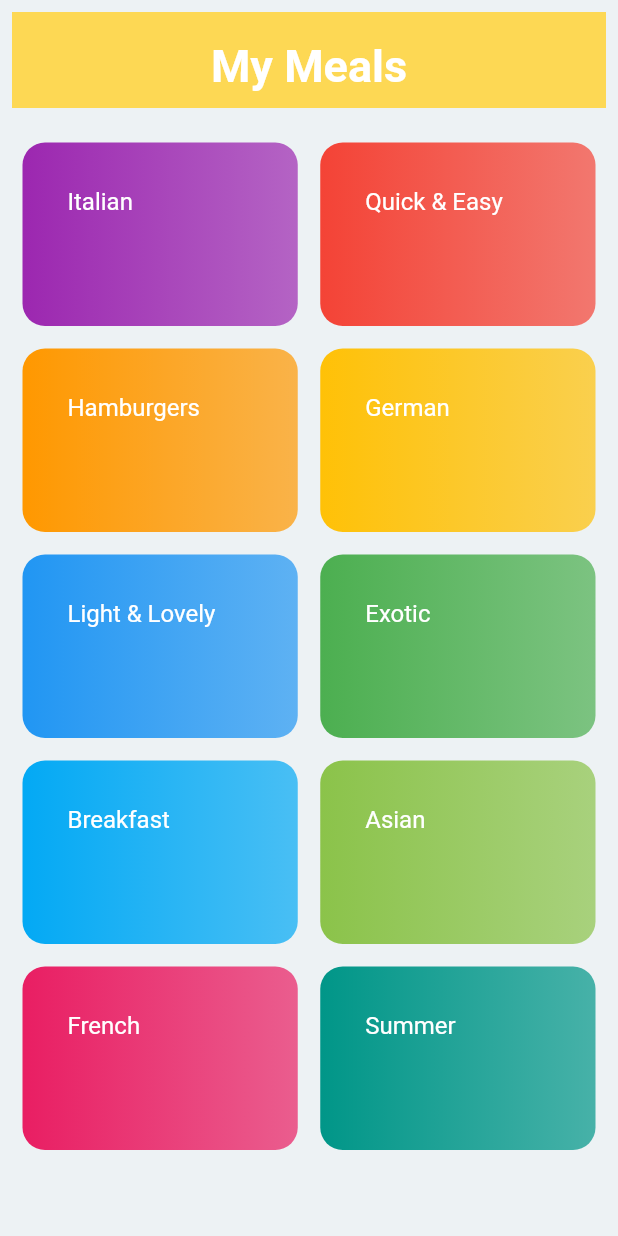
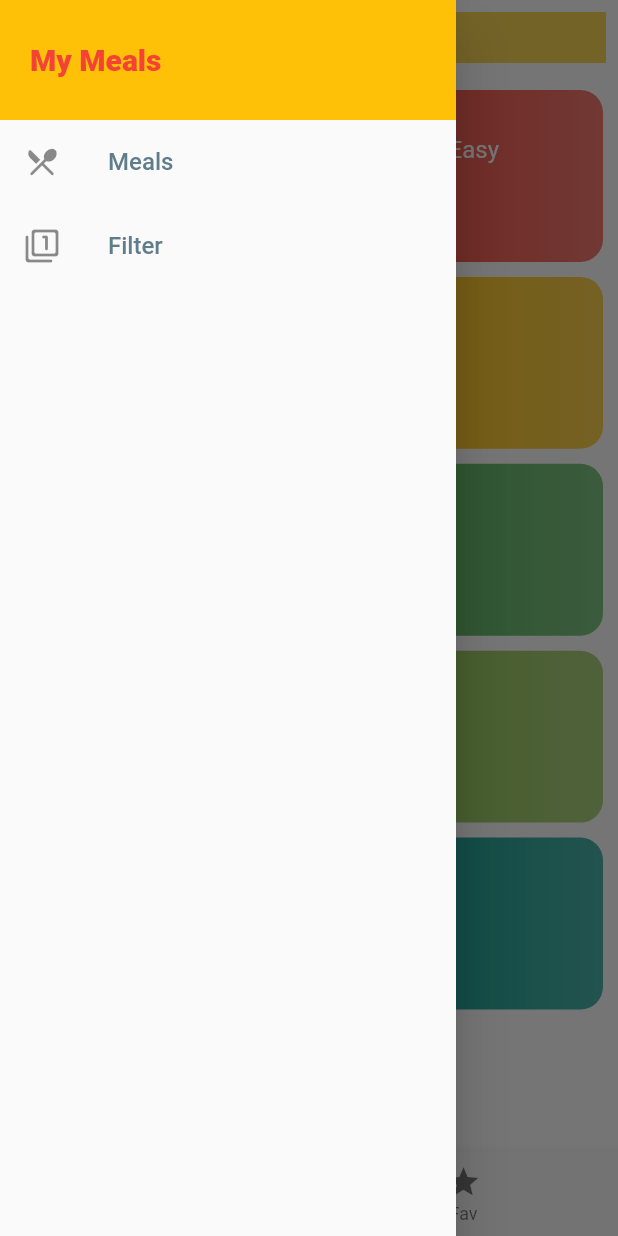
Before and after one commit to codeweb-stack/MealPro2020, a Flutter app: the screen it shows after launch, with the side drawer open (before the commit the screen has no drawer), on a phone screen of 412 x 824 dp. Run offline on Flutter 3.47's test engine with Material 2 defaults, Android fonts, the phone set to English and light mode, and no system bars.

Commit message:
tab_screen & main_drawer add

```diff
--- a/lib/main.dart
+++ b/lib/main.dart
@@ -1,6 +1,7 @@
 import 'package:MyMealsPro2020/screens/categories_screen.dart';
 import 'package:MyMealsPro2020/screens/meals_detail_screen.dart';
 import 'package:MyMealsPro2020/screens/meals_screen.dart';
+import 'package:MyMealsPro2020/screens/tabs_screen.dart';
 import 'package:flutter/material.dart';
 import 'package:flutter/rendering.dart';
 
@@ -47,6 +48,7 @@ class MyApp extends StatelessWidget {
       ),
       initialRoute: '/',
       routes: {
+        TabScreen.routeName: (ctx) => TabScreen(),
         CategoriesScreen.routeName: (ctx) => CategoriesScreen(),
         MealsScreen.routeName: (ctx) => MealsScreen(),
         MealsDetailScreen.routeName: (ctx) => MealsDetailScreen()
--- a/lib/screens/categories_screen.dart
+++ b/lib/screens/categories_screen.dart
@@ -4,46 +4,22 @@ import 'package:flutter/foundation.dart';
 import 'package:flutter/material.dart';
 
 class CategoriesScreen extends StatelessWidget {
-  static const routeName = '/';
+  static const routeName = '/categories';
   const CategoriesScreen({Key key}) : super(key: key);
 
   @override
   Widget build(BuildContext context) {
-    return SafeArea(
-      child: Scaffold(
-        appBar: PreferredSize(
-          child: Padding(
-            padding: const EdgeInsets.all(8.0),
-            child: ListTile(
-              title: Center(
-                child: Text(
-                  "My Meals",
-                  style: TextStyle(
-                      color: Colors.white,
-                      fontSize: 30,
-                      fontWeight: FontWeight.bold),
-                ),
-              ),
-              tileColor: Color.fromRGBO(253, 216, 84, 1),
-            ),
-          ),
-          preferredSize: Size(MediaQuery.of(context).size.width, 80),
-        ),
-        body: GridView(
-          padding: EdgeInsets.all(15),
-          gridDelegate: SliverGridDelegateWithMaxCrossAxisExtent(
-              maxCrossAxisExtent: 300,
-              mainAxisSpacing: 15,
-              crossAxisSpacing: 15,
-              childAspectRatio: 3 / 2),
-          children: DUMMY_CATEGORIES
-              .map((category) => CardCategory(
-                  title: category.title,
-                  color: category.color,
-                  id: category.id))
-              .toList(),
-        ),
-      ),
+    return GridView(
+      padding: EdgeInsets.all(10),
+      gridDelegate: SliverGridDelegateWithMaxCrossAxisExtent(
+          maxCrossAxisExtent: 200,
+          mainAxisSpacing: 10,
+          crossAxisSpacing: 10,
+          childAspectRatio: 3 / 1.8),
+      children: DUMMY_CATEGORIES
+          .map((category) => CardCategory(
+              title: category.title, color: category.color, id: category.id))
+          .toList(),
     );
   }
 }
--- /dev/null
+++ b/lib/screens/favioute_screen.dart
@@ -0,0 +1,10 @@
+import 'package:flutter/material.dart';
+
+class Fav extends StatelessWidget {
+  @override
+  Widget build(BuildContext context) {
+    return Center(
+      child: Text('fav'),
+    );
+  }
+}
--- /dev/null
+++ b/lib/screens/tabs_screen.dart
@@ -0,0 +1,68 @@
+import 'categories_screen.dart';
+import 'favioute_screen.dart';
+import '../widgets/main_drawer.dart';
+import 'package:flutter/material.dart';
+
+class TabScreen extends StatefulWidget {
+  static const routeName = '/';
+  @override
+  _TabScreenState createState() => _TabScreenState();
+}
+
+class _TabScreenState extends State<TabScreen> {
+  final GlobalKey<ScaffoldState> _scaffoldKey = GlobalKey<ScaffoldState>();
+  final List<Map<String, Object>> _pages = [
+    {"page": CategoriesScreen(), "title": "Categories"},
+    {"page": Fav(), "title": "Fav"}
+  ];
+  int _selectedTab = 0;
+  void _openDrawer() {
+    _scaffoldKey.currentState.openDrawer();
+  }
+
+  void _selectTab(int index) {
+    setState(() {
+      _selectedTab = index;
+    });
+  }
+
+  @override
+  Widget build(BuildContext context) {
+    return Scaffold(
+      key: _scaffoldKey,
+      backgroundColor: Colors.white,
+      drawer: MainDrawer(),
+      appBar: PreferredSize(
+        child: Padding(
+          padding: const EdgeInsets.all(8.0),
+          child: ListTile(
+            leading: IconButton(
+              icon: Icon(Icons.settings),
+              onPressed: () {
+                _openDrawer();
+              },
+            ),
+            title: Text(
+              _pages[_selectedTab]["title"],
+              style: TextStyle(
+                  color: Colors.white,
+                  fontSize: 30,
+                  fontWeight: FontWeight.bold),
+            ),
+            tileColor: Color.fromRGBO(253, 216, 84, 1),
+          ),
+        ),
+        preferredSize: Size(MediaQuery.of(context).size.width, 50),
+      ),
+      bottomNavigationBar: BottomNavigationBar(
+        currentIndex: _selectedTab,
+        onTap: _selectTab,
+        items: [
+          BottomNavigationBarItem(icon: Icon(Icons.home), label: "Categories"),
+          BottomNavigationBarItem(icon: Icon(Icons.star), label: "Fav")
+        ],
+      ),
+      body: _pages[_selectedTab]["page"],
+    );
+  }
+}
--- /dev/null
+++ b/lib/widgets/main_drawer.dart
@@ -0,0 +1,40 @@
+import 'package:flutter/material.dart';
+
+Widget tile(String title, IconData icon) {
+  return InkWell(
+    child: ListTile(
+      title: Text(title,
+          style: TextStyle(
+            color: Colors.blueGrey,
+            fontSize: 16,
+          )),
+      leading: Icon(icon),
+    ),
+  );
+}
+
+class MainDrawer extends StatelessWidget {
+  @override
+  Widget build(BuildContext context) {
+    return Drawer(
+      child: Column(
+        children: [
+          Container(
+            decoration: BoxDecoration(color: Colors.amber),
+            width: double.infinity,
+            height: 80,
+            padding: EdgeInsets.all(20),
+            alignment: Alignment.centerLeft,
+            child: Text('My Meals',
+                style: TextStyle(
+                    fontSize: 20,
+                    fontWeight: FontWeight.w900,
+                    color: Colors.red)),
+          ),
+          tile('Meals', Icons.restaurant_menu_rounded),
+          tile('Filter', Icons.filter_1_rounded)
+        ],
+      ),
+    );
+  }
+}
```
